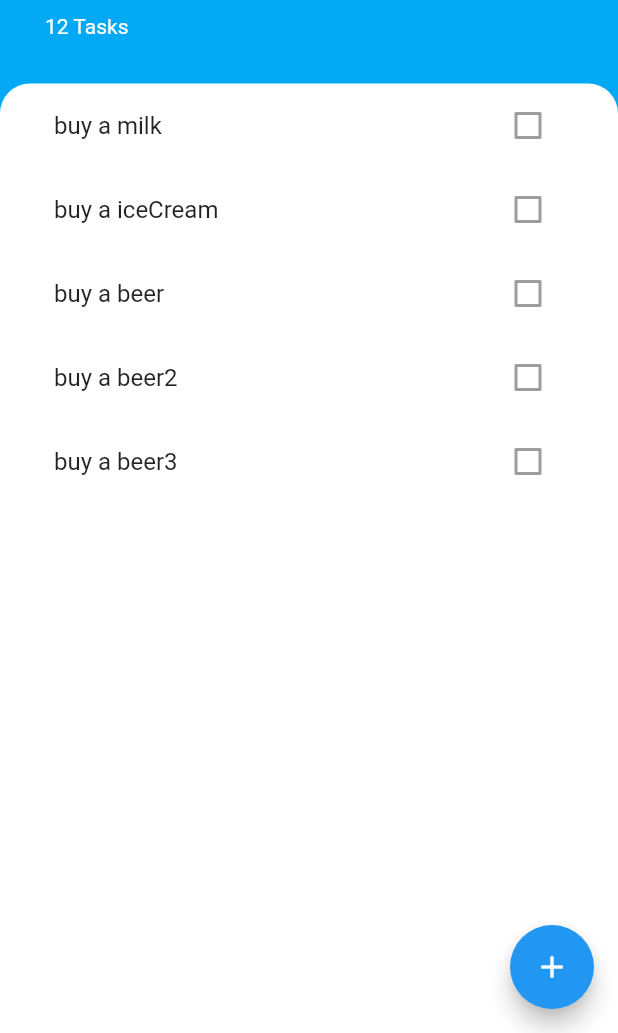
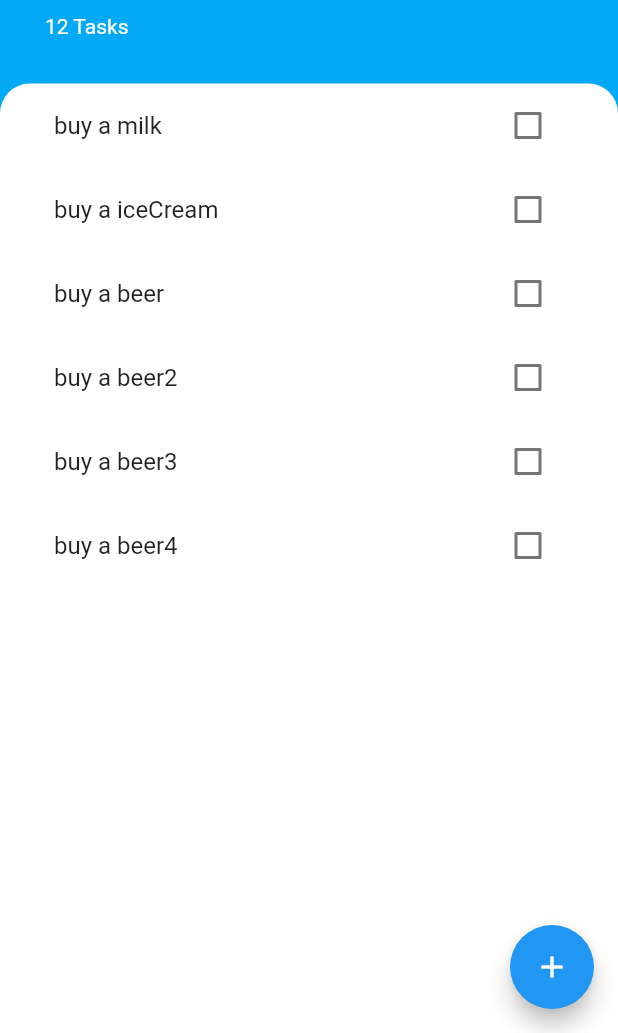
Before and after one commit to jimingoal/todoey_flutter, a Flutter app: the screen it shows after launch, on a phone screen of 412 x 824 dp, the part 203-1236 px from its top. Run offline on Flutter 3.47's test engine with Material 2 defaults, Android fonts, the phone set to English and light mode, and no system bars.

Commit message:
ListView.builder 체크박스 기능 구현

```diff
--- a/lib/widgets/task_list.dart
+++ b/lib/widgets/task_list.dart
@@ -10,32 +10,29 @@ class TasksList extends StatefulWidget {
 }
 
 class _TasksListState extends State<TasksList> {
+  List<Task> tasks = [
+    Task(name: "buy a milk"),
+    Task(name: "buy a iceCream"),
+    Task(name: "buy a beer"),
+    Task(name: "buy a beer2"),
+    Task(name: "buy a beer3"),
+    Task(name: "buy a beer4"),
+  ];
+
   @override
   Widget build(BuildContext context) {
-    List<Task> tasks = [
-      Task(
-        name: "buy a milk",
-      ),
-      Task(
-        name: "buy a iceCream",
-      ),
-      Task(
-        name: "buy a beer",
-      ),
-      Task(
-        name: "buy a beer2",
-      ),
-      Task(
-        name: "buy a beer3",
-      ),
-    ];
-
     return ListView.builder(
-      itemBuilder: (context, index) => TaskTile(
-        taskTitle: tasks[index].name,
-        isChecked: tasks[index].isDone,
-        toggleCheckboxState: tasks[index].toggleDone,
-      ),
+      itemBuilder: (context, index) {
+        return TaskTile(
+          taskTitle: tasks[index].name,
+          isChecked: tasks[index].isDone,
+          checkboxCallback: (checkboxState) {
+            setState(() {
+              tasks[index].toggleDone();
+            });
+          },
+        );
+      },
       itemCount: tasks.length,
     );
   }
--- a/lib/widgets/task_tile.dart
+++ b/lib/widgets/task_tile.dart
@@ -3,9 +3,9 @@ import 'package:flutter/material.dart';
 class TaskTile extends StatelessWidget {
   final String taskTitle;
   final bool isChecked;
-  final Function toggleCheckboxState;
+  final Function checkboxCallback;
 
-  TaskTile({this.taskTitle, this.isChecked, this.toggleCheckboxState});
+  TaskTile({this.taskTitle, this.isChecked, this.checkboxCallback});
 
   @override
   Widget build(BuildContext context) {
@@ -18,7 +18,7 @@ class TaskTile extends StatelessWidget {
       trailing: Checkbox(
         activeColor: Colors.lightBlueAccent,
         value: isChecked,
-        // onChanged: toggleCheckboxState,
+        onChanged: checkboxCallback,
       ),
     );
   }
```
